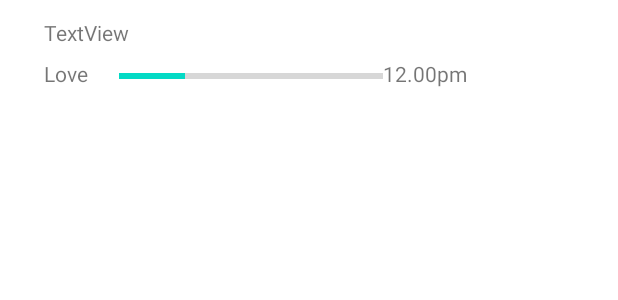
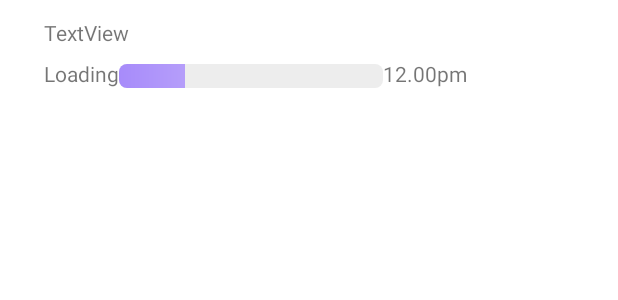
Before and after one commit to SKeerththan/iChat--Chat-Application-with-text-based-emotion-detection, an Android app: the layout sample_reciver.xml on its own in the app's theme, with its tools: preview values and no code run, on a phone screen of 412 x 824 dp. Shown: the top 300 px of the screen. Run offline under Robolectric (Android 15) with nearby library versions, the phone set to English and light mode, and no system bars.

Commit message:
Final code v3

```diff
--- a/ChatApp/app/src/main/java/keerththan/sk/ichat/MainActivity.java
+++ b/ChatApp/app/src/main/java/keerththan/sk/ichat/MainActivity.java
@@ -27,6 +27,7 @@ public class MainActivity extends AppCompatActivity {
     FirebaseAuth mAuth;
     FirebaseDatabase database;
     String globalUserLanguage ;
+    Users users;
 
     @Override
     protected void onCreate(Bundle savedInstanceState) {
@@ -37,6 +38,10 @@ public class MainActivity extends AppCompatActivity {
 
         binding.viewPager.setAdapter(new FragmentAdapter(getSupportFragmentManager()));
         binding.taayout.setupWithViewPager(binding.viewPager);
+
+
+
+
 
 
 
--- a/ChatApp/app/src/main/java/keerththan/sk/ichat/SignInActivity.java
+++ b/ChatApp/app/src/main/java/keerththan/sk/ichat/SignInActivity.java
@@ -148,6 +148,7 @@ public class SignInActivity extends AppCompatActivity {
                     users.setUserId(user.getUid());
                     users.setUsername(user.getDisplayName());
                     users.setProfilePic(user.getPhotoUrl().toString());
+                    users.setTranslateLanguage("English-en");
                     firebaseDatabase.getReference().child("Users").child(user.getUid()).setValue(users);
 
 
--- /dev/null
+++ b/ChatApp/app/src/main/res/drawable/my_layer_list.xml
@@ -0,0 +1,23 @@
+<?xml version="1.0" encoding="utf-8"?>
+<layer-list xmlns:android="http://schemas.android.com/apk/res/android">
+
+    <item android:id="@android:id/background">
+        <shape>
+            <corners android:radius="5dp"/>
+            <solid android:color="#EDEDED"/>
+        </shape>
+    </item>
+
+    <item android:id="@android:id/progress">
+        <clip>
+            <shape>
+                <corners android:radius="5dp"/>
+                <gradient
+                    android:endColor="#E0D5FA"
+                    android:startColor="#A78BFA"
+                    />
+            </shape>
+        </clip>
+    </item>
+
+</layer-list>
--- a/ChatApp/app/src/main/res/layout/sample_reciver.xml
+++ b/ChatApp/app/src/main/res/layout/sample_reciver.xml
@@ -51,7 +51,7 @@
         android:layout_marginBottom="3dp"
         android:maxWidth="270dp"
         android:minWidth="50dp"
-        android:text="Love"
+        android:text="Loading"
         app:layout_constraintBottom_toBottomOf="parent"
 
         app:layout_constraintStart_toStartOf="@+id/guideline3" />
@@ -59,10 +59,9 @@
     <ProgressBar
         android:id="@+id/progressBar"
         style="@style/Widget.AppCompat.ProgressBar.Horizontal"
+        android:progressDrawable="@drawable/my_layer_list"
         android:max="100"
         android:progress="25"
-
-
 
         android:layout_width="0dp"
         android:layout_height="wrap_content"
```
Also changed, not shown: ChatApp/app/src/main/java/keerththan/sk/ichat/Adapter/ChatAdapter.java (+27 -4 lines), ChatApp/app/src/main/java/keerththan/sk/ichat/ChatDetailActivity.java (+5 -8 lines), ChatApp/app/src/main/java/keerththan/sk/ichat/Models/MessageModel.java (+22 -0 lines), ChatApp/app/src/main/java/keerththan/sk/ichat/SettingsActivity.java (+16 -20 lines).
